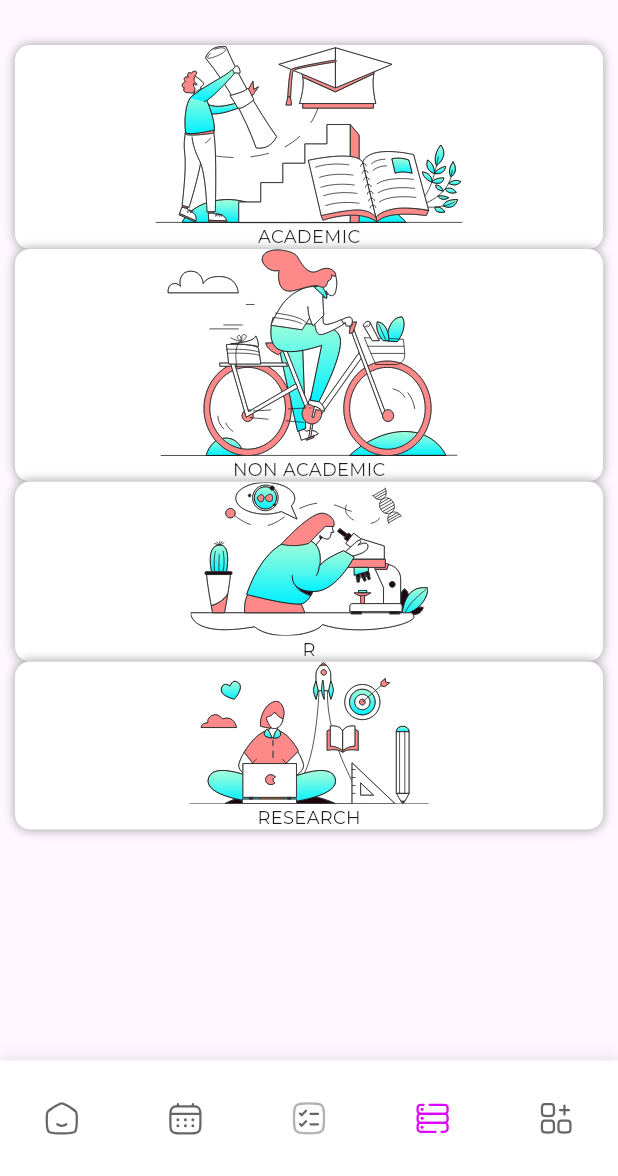
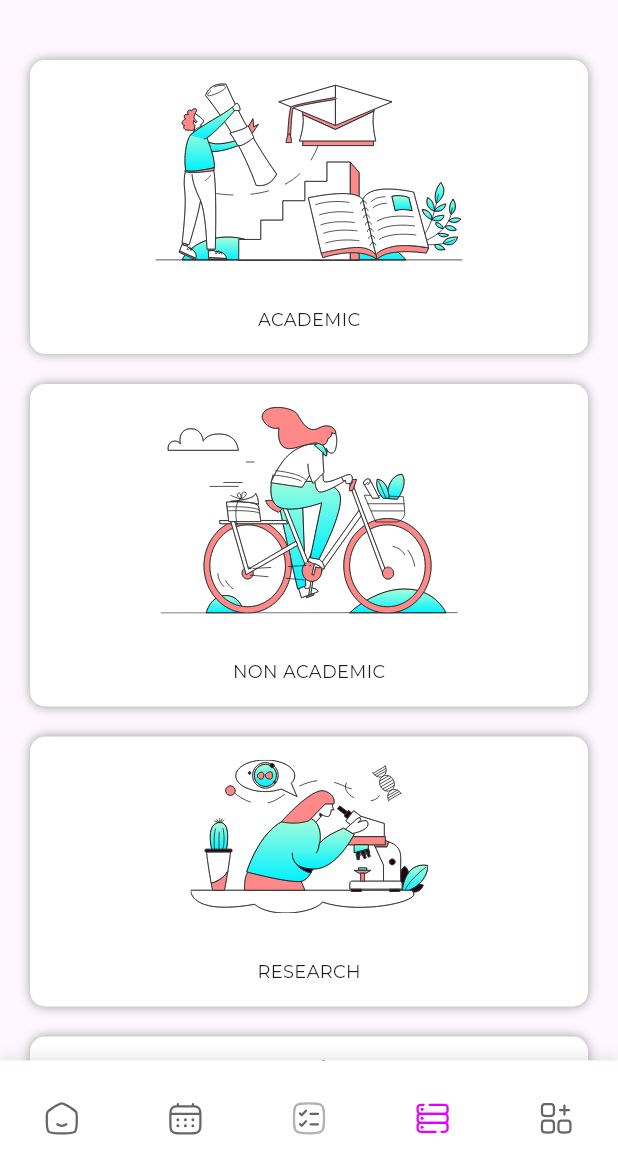
Before and after one commit to akshaykc222/mash_test, a Flutter app: the screen it shows after launch, item 4 of the bottom bar chosen, on a phone screen of 412 x 824 dp, the part 60-1236 px from its top. Run offline on Flutter 3.47's test engine with Material 3 defaults, Android fonts, the phone set to English and light mode, and no system bars; our stand-ins replace bloc, cached_network_image, dio, firebase_messaging, fl_chart, flutter_bloc and 9 more; accounts and stored records are empty.

Commit message:
library detail

```diff
--- a/lib/mash/presentation/pages/home/innerPages/library_screen.dart
+++ b/lib/mash/presentation/pages/home/library/library_screen.dart
@@ -20,9 +20,9 @@ class LibraryScreen extends StatelessWidget {
 
   libraryBody() {
     List list =[AppAssets.libImageAcademic,AppAssets.libImageNonAcademic,AppAssets.libImageResearch,AppAssets.libImageUserActivity];
-    List titleList = ['ACADEMIC','NON ACADEMIC', 'R','RESEARCH'];
+    List titleList = ['ACADEMIC','NON ACADEMIC','RESEARCH', 'USER ACTIVITY'];
       return Padding(
-        padding: const EdgeInsets.all(10),
+        padding: const EdgeInsets.only(top: 10,right: 10,left: 10),
         child: ListView.builder(
             itemCount: 4,
             itemBuilder: (context,index){
@@ -32,7 +32,9 @@ class LibraryScreen extends StatelessWidget {
   }
 
   libraryCard(onPress,title,assetName) {
-    return InkWell(
+    return Padding(
+      padding: EdgeInsets.all(10),
+      child: InkWell(
           onTap: onPress,
           child: Container(
             decoration: BoxDecoration(
@@ -45,10 +47,16 @@ class LibraryScreen extends StatelessWidget {
             ),
             child:  Column(
               children: [
-              SvgPicture.asset(assetName),
-              Text(title)
+                Padding(
+                  padding: const EdgeInsets.all(15.0),
+                  child: SvgPicture.asset(assetName),
+                ),
+                Padding(
+                    padding: const EdgeInsets.all(15.0),
+                    child: Text(title))
               ],
             ),
-        ));
+          )),
+    );
   }
 }
--- a/lib/mash/presentation/router/router_config.dart
+++ b/lib/mash/presentation/router/router_config.dart
@@ -4,8 +4,8 @@ import 'package:mash/mash/presentation/pages/auth/forgot_password_screen.dart';
 import 'package:mash/mash/presentation/pages/auth/login_screen.dart';
 import 'package:mash/mash/presentation/pages/auth/otp_screen.dart';
 import 'package:mash/mash/presentation/pages/dashboard/attendence_detail_screen.dart';
-import 'package:mash/mash/presentation/pages/home/add_on_screen.dart';
-import 'package:mash/mash/presentation/pages/home/innerPages/addon_detail_screen.dart';
+import 'package:mash/mash/presentation/pages/home/addOn/add_on_screen.dart';
+import 'package:mash/mash/presentation/pages/home/addOn/addon_detail_screen.dart';
 
 import 'package:mash/mash/presentation/router/app_pages.dart';
 
--- a/lib/mash/presentation/utils/app_assets.dart
+++ b/lib/mash/presentation/utils/app_assets.dart
@@ -2,11 +2,15 @@ class AppAssets {
   static const mashLoginLogo = 'assets/images/app_logo_large.svg';
   static const notificationIcon = 'assets/icons/notification.svg';
   static const manappuramLogo = 'assets/images/manappuram_logo.png';
-  static const loginStackImage = 'assets/images/app_stack_image.png';
+  static const loginStackImage = 'assets/images/app_stack_image.svg';
   static const libImageAcademic = 'assets/images/app_image_academic.svg';
   static const libImageNonAcademic = 'assets/images/app_image_non_academic.svg';
   static const libImageResearch = 'assets/images/app_image_research.svg';
   static const libImageUserActivity = 'assets/images/app_image_user_activity.svg';
+  static const dailyTimeTable = 'assets/images/app_image_daily_timetable.SVG';
+  static const weekyTimeTable = 'assets/images/app_image_weekly_timetable.SVG';
+  static const examTimeTable = 'assets/images/app_image_exam_timetable.SVG';
+
 
   // Icons
   static const homeTabIcon = 'assets/icons/home_tab.svg';
--- a/lib/mash/presentation/utils/app_strings.dart
+++ b/lib/mash/presentation/utils/app_strings.dart
@@ -6,4 +6,5 @@ class AppStrings {
   static const tabBarTitleNonAcademic = "NON-ACADEMICS";
   static const addOnScreenTItle = "ADD ONS";
   static const viewCalendar = 'View Calendar';
+  static const addOnExplore = 'Explore';
 }
--- a/lib/mash/presentation/widgets/add_on_card.dart
+++ b/lib/mash/presentation/widgets/add_on_card.dart
@@ -3,6 +3,7 @@
 import 'package:cached_network_image/cached_network_image.dart';
 import 'package:flutter/material.dart';
 import 'package:mash/mash/presentation/utils/app_assets.dart';
+import 'package:mash/mash/presentation/utils/app_strings.dart';
 
 class AddOnCard extends StatelessWidget {
   const AddOnCard({super.key,required this.cardImage,required this.onPress});
@@ -27,7 +28,7 @@ class AddOnCard extends StatelessWidget {
                 fit: BoxFit.cover,
                 height: size.height* 0.22,
                 width: size.width,
-                placeholder: (BuildContext context, String url) => Image.asset(AppAssets.mashLoginLogo),
+                placeholder: (BuildContext context, String url) => Container(color: Colors.grey.shade50,),
                 errorWidget: (BuildContext context, String url, dynamic error) => const Icon(Icons.error),
               ),
             ),
@@ -43,10 +44,9 @@ class AddOnCard extends StatelessWidget {
                 child: const Padding(
                   padding:  EdgeInsets.symmetric(horizontal: 15.0),
                   child:  Text(
-                    'Explore',
+                    AppStrings.addOnExplore,
                     style: TextStyle(
                       color: Colors.white,
-
                     ),
                   ),
                 ),
```
Also changed, not shown: lib/mash/presentation/pages/home/home_screen.dart (+4 -4 lines), lib/mash/presentation/pages/home/innerPages/time_table.screen.dart (deleted, +0 -14 lines), lib/mash/presentation/pages/home/timeTable/time_table.screen.dart (added, +66 -0 lines), assets/images/app_image_daily_timetable.SVG (added), assets/images/app_image_exam_timetable.SVG (added), assets/images/app_image_weekly_timetable.SVG (added), lib/mash/presentation/pages/home/addOn/add_on_screen.dart (renamed from lib/mash/presentation/pages/home/add_on_screen.dart), lib/mash/presentation/pages/home/addOn/addon_detail_screen.dart (renamed from lib/mash/presentation/pages/home/innerPages/addon_detail_screen.dart), lib/mash/presentation/pages/home/homeWork/home_work_screen.dart (renamed from lib/mash/presentation/pages/home/innerPages/home_work_screen.dart), pubspec.lock. Lines whose indentation alone changed are shown as unchanged.
